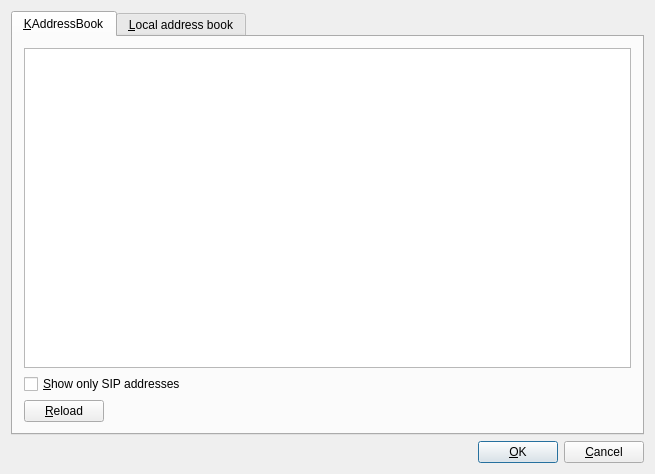
This is src/gui/getaddressform.ui in LubosD/twinkle as Qt 5 draws it before an edit. The edited form follows.
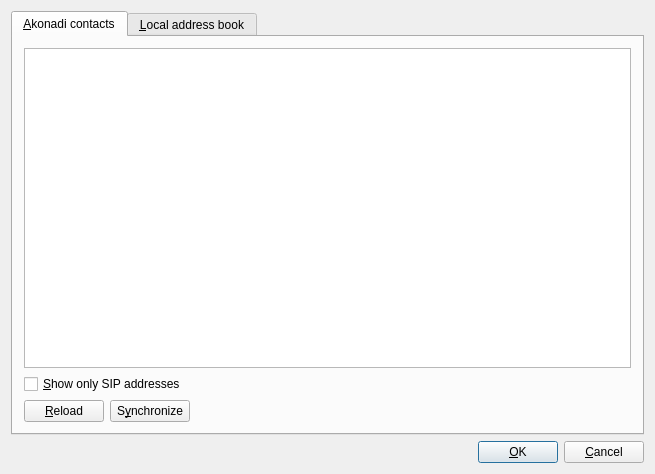
This is the edited form.

Commit message: Add support for Akonadi, replacing KAddressBook

The edit to the form file:
```diff
--- a/src/gui/getaddressform.ui
+++ b/src/gui/getaddressform.ui
@@ -24,7 +24,7 @@
      </property>
      <widget class="QWidget" name="tabKABC">
       <attribute name="title">
-       <string>&amp;KAddressBook</string>
+       <string>&amp;Akonadi contacts</string>
       </attribute>
       <layout class="QVBoxLayout">
        <item>
@@ -103,6 +103,19 @@
            </property>
           </widget>
          </item>
+         <item>
+          <widget class="QPushButton" name="synchronizePushButton">
+           <property name="whatsThis">
+            <string>Synchronize all Akonadi contacts.</string>
+           </property>
+           <property name="text">
+            <string>S&amp;ynchronize</string>
+           </property>
+           <property name="shortcut">
+            <string>Alt+Y</string>
+           </property>
+          </widget>
+         </item>
          <item>
           <spacer name="spacer59">
            <property name="orientation">
```
Left out of the diff: 17 changed lines with no effect on the pictures. The commit also changes 16 other files.
